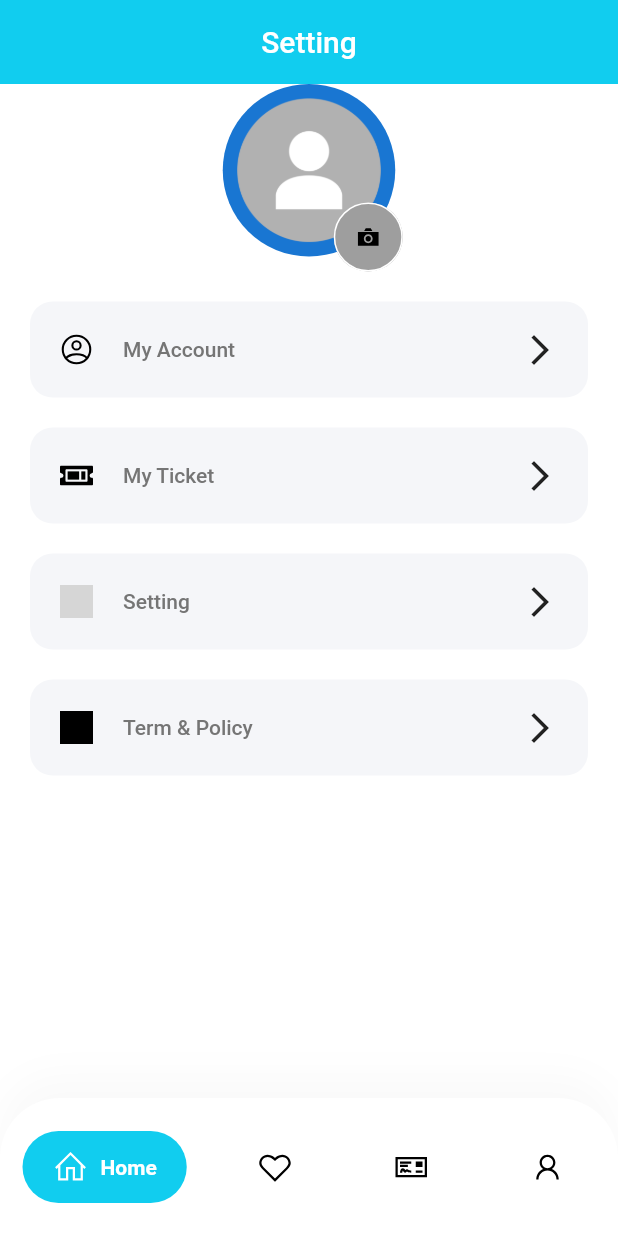
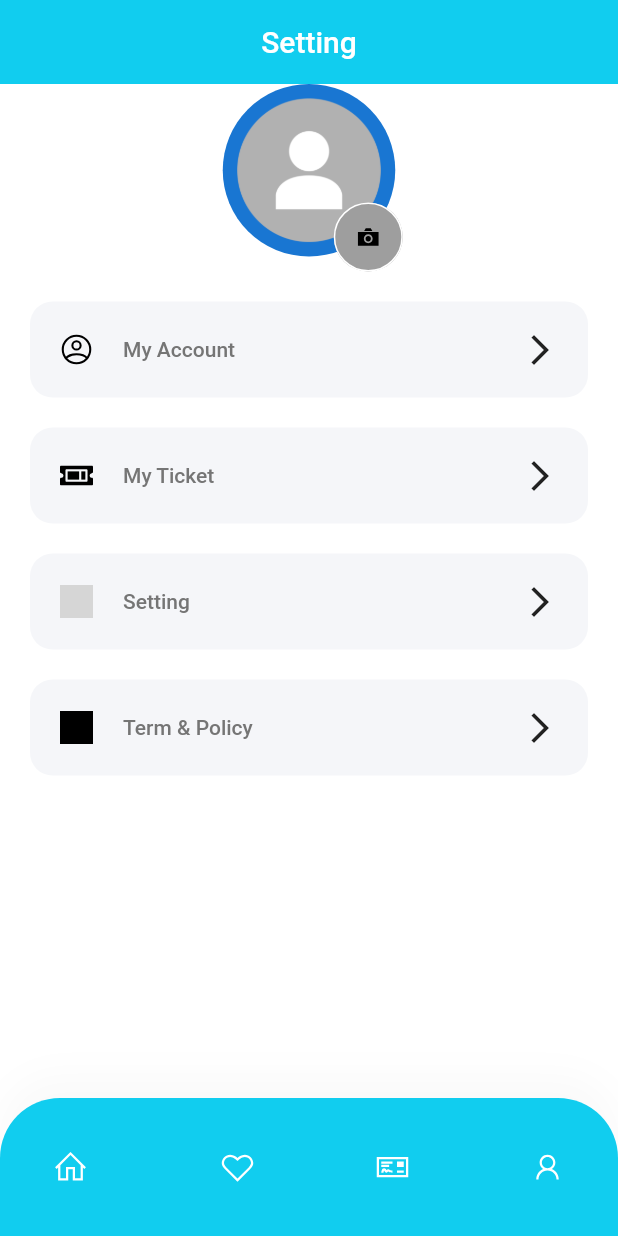
Before and after one commit to MaruLd/SWD392_Group4_Mobile, a Flutter app: the Setting screen opened directly, on a phone screen of 412 x 824 dp. Run offline on Flutter 3.47's test engine with Material 2 defaults, Android fonts, the light colour scheme and no system bars; drawn by our look-alikes of google_nav_bar; our stand-ins replace cached_network_image, carousel_slider, dio, dots_indicator, firebase_auth, firebase_core and 6 more; missing offline and left inert: firebase_core_platform_interface, firebase_messaging_platform_interface; accounts and stored records are empty; network calls fail; grey boxes are pictures that could not be loaded.

Commit message:
fix cứng navbar

```diff
--- a/lib/mainComponent/custom_bottom_nav_bar.dart
+++ b/lib/mainComponent/custom_bottom_nav_bar.dart
@@ -1,3 +1,4 @@
+import 'package:evsmart/screens/constraint.dart';
 import 'package:evsmart/screens/myticket/myticket_screen.dart';
 import 'package:flutter/material.dart';
 import 'package:evsmart/screens/enums.dart';
@@ -12,14 +13,16 @@ class CustomBottomNavBar extends StatelessWidget {
     Key? key,
     required this.selectedMenu,
   }) : super(key: key);
+
   final MenuState selectedMenu;
+
   @override
   Widget build(BuildContext context) {
     const Color inActiveIconColor = Color(0xFFB6B6B6);
     return Container(
-        padding: const EdgeInsets.symmetric(vertical: 14),
+      padding: EdgeInsets.symmetric(vertical: 14),
       decoration: BoxDecoration(
-          color: Colors.white,
+        color: kPrimaryColor,
         borderRadius: const BorderRadius.only(
           topLeft: Radius.circular(40),
           topRight: Radius.circular(40),
@@ -39,44 +42,54 @@ class CustomBottomNavBar extends StatelessWidget {
             rippleColor: Colors.grey[300]!,
             hoverColor: Colors.grey[100]!,
             gap: 8,
-            activeColor: Colors.black,
+            activeColor: Colors.white,
             iconSize: 24,
             padding: const EdgeInsets.symmetric(horizontal: 20, vertical: 12),
             duration: const Duration(milliseconds: 400),
-            tabBackgroundColor: const Color(0xFF11CDEF),
-            color: Colors.black,
+            // tabBackgroundColor: const Color(0xFF11CDEF),
+            color: Colors.white,
             tabs: [
               GButton(
                   icon: LineIcons.home,
-                iconActiveColor: Colors.white,
-                text: 'Home',
+                  //iconActiveColor: Colors.white,
+                  //text: 'Home',
                   textColor: Colors.white,
                   //onPressed: ()=>Navigator.pushNamed(context, HomeScreen.routeName),
-                onPressed: ()=>Navigator.push(context, MaterialPageRoute(builder: (context)=>HomeScreen())),
-              ),
+                  onPressed: () {
+                    Navigator.push(
+                      context,
+                      MaterialPageRoute(builder: (context) => HomeScreen()),
+                    );
+                  }),
               GButton(
                   icon: LineIcons.heart,
                   iconActiveColor: Colors.white,
-                text: 'Likes',
+                  //text: 'Likes',
                   textColor: Colors.white,
                   //onPressed: ()=>Navigator.pushNamed(context, FavoriteScreen.routeName),
-                onPressed: ()=>Navigator.push(context, MaterialPageRoute(builder: (context)=>FavoriteScreen())),
-              ),
+                  onPressed: () {
+                    Navigator.push(
+                      context,
+                      MaterialPageRoute(builder: (context) => FavoriteScreen()),
+                    );
+                  }),
               GButton(
                 icon: LineIcons.moneyCheck,
                 iconActiveColor: Colors.white,
-                text: 'My Tickets',
+                // text: 'My Tickets',
                 textColor: Colors.white,
                 //onPressed: ()=>Navigator.pushNamed(context, SearchScreen.routeName),
-                onPressed: ()=>Navigator.push(context, MaterialPageRoute(builder: (context)=>MyTicketScreen())),
+                onPressed: () => Navigator.push(context,
+                    MaterialPageRoute(builder: (context) => MyTicketScreen())),
               ),
               GButton(
                 icon: LineIcons.user,
                 iconActiveColor: Colors.white,
-                text: 'Setting',
+                // text: 'Setting',
                 textColor: Colors.white,
                 //onPressed: ()=>Navigator.pushNamed(context, SettingScreen.routeName),
-                onPressed: ()=>Navigator.push(context, MaterialPageRoute(builder: (context)=>SettingScreen())),
+                onPressed: () => Navigator.push(context,
+                    MaterialPageRoute(builder: (context) => SettingScreen())),
               ),
             ],
           ),
```
Lines whose indentation alone changed are shown as unchanged.
